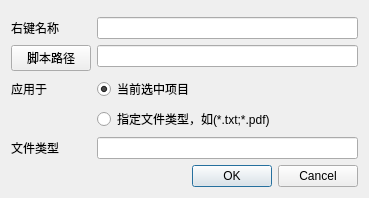
First picture: the form in kdFileFinder/customer_script.ui, repository bkdwei/kdFileFinder, before the edit.
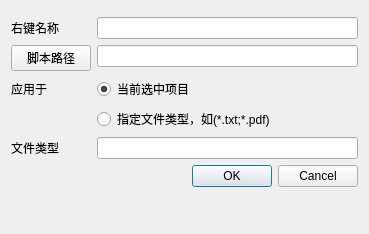
Second picture: the form after the edit.

```diff
--- a/kdFileFinder/customer_script.ui
+++ b/kdFileFinder/customer_script.ui
@@ -7,7 +7,7 @@
     <x>0</x>
     <y>0</y>
     <width>369</width>
-    <height>184</height>
+    <height>234</height>
    </rect>
   </property>
   <property name="windowTitle">
```
Left out of the diff: 9 changed lines with no effect on the pictures.
